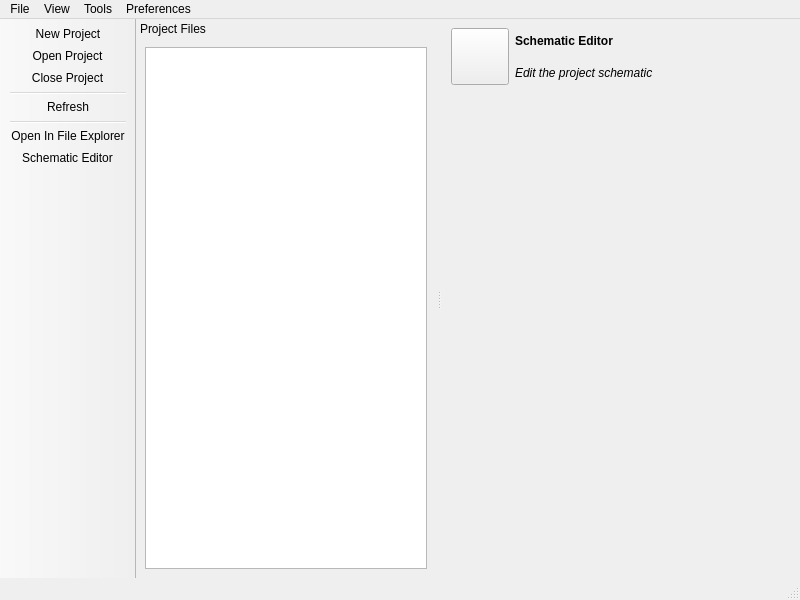
vowstar/socstudio, file ui/mainwindow.ui: the form before one commit.
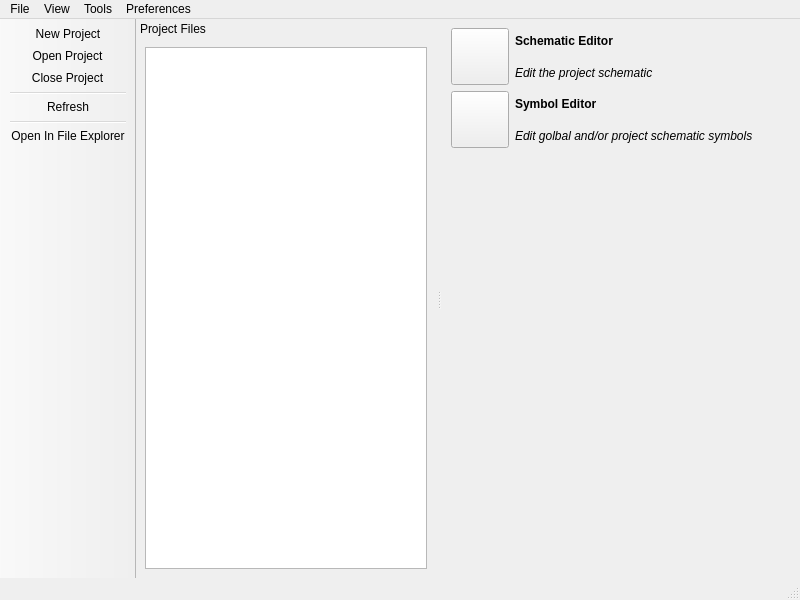
The form after the commit. Icons and pictures are not drawn.

Commit message: UI: adjust mainwindow, add symbol editor to toolbox

```diff
--- a/ui/mainwindow.ui
+++ b/ui/mainwindow.ui
@@ -59,6 +59,48 @@
         </item>
        </layout>
       </item>
+      <item>
+       <layout class="QHBoxLayout" name="horizontalLayoutSymbolEditor">
+        <item>
+         <widget class="QToolButton" name="toolButtonSymbolEditor">
+          <property name="iconSize">
+           <size>
+            <width>50</width>
+            <height>50</height>
+           </size>
+          </property>
+         </widget>
+        </item>
+        <item>
+         <layout class="QVBoxLayout" name="verticalLayoutSymbolEditor">
+          <item>
+           <widget class="QLabel" name="labelSymbolEditor">
+            <property name="font">
+             <font>
+              <bold>true</bold>
+             </font>
+            </property>
+            <property name="text">
+             <string>Symbol Editor</string>
+            </property>
+           </widget>
+          </item>
+          <item>
+           <widget class="QLabel" name="labelSymbolEditorDetail">
+            <property name="font">
+             <font>
+              <italic>true</italic>
+             </font>
+            </property>
+            <property name="text">
+             <string>Edit golbal and/or project schematic symbols</string>
+            </property>
+           </widget>
+          </item>
+         </layout>
+        </item>
+       </layout>
+      </item>
       <item>
        <spacer name="verticalSpacerToolList">
         <property name="orientation">
@@ -166,7 +208,6 @@
    <addaction name="actionRefresh"/>
    <addaction name="separator"/>
    <addaction name="actionOpenProjectInFileExplorer"/>
-   <addaction name="actionSchematicEditor"/>
   </widget>
   <action name="actionNewProject">
    <property name="icon">
```
Left out of the diff: 15 changed lines with no effect on the pictures.
